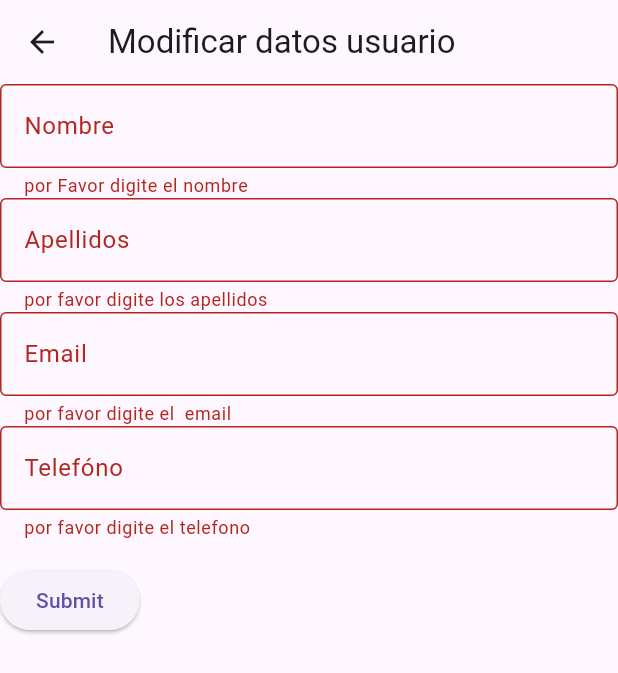
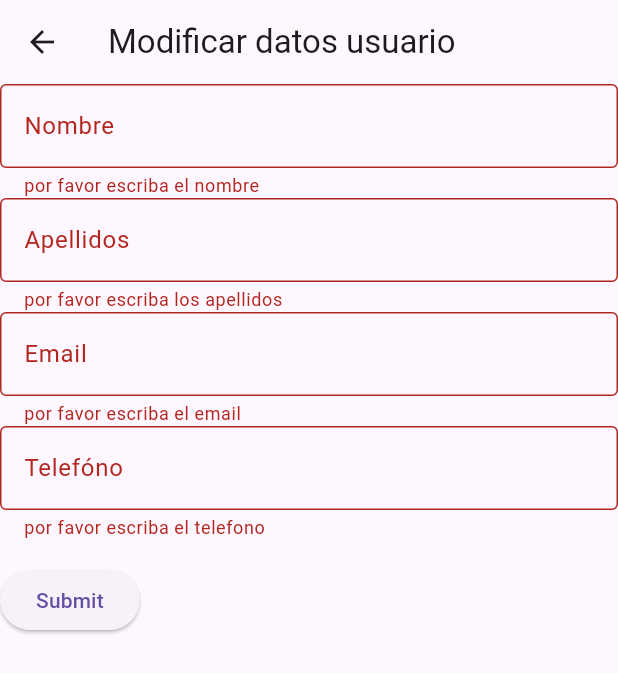
Before and after one commit to UO283428/vets-UO283428-flutter-app, a Flutter app: the UserEditForm screen opened directly with empty values, after a tap on "Submit", on a phone screen of 412 x 824 dp. Shown: the top 673 px of the screen. Run offline on Flutter 3.47's test engine with Material 3 defaults, Android fonts, the light colour scheme and no system bars.

Commit message:
vets-UO283428-flutter-07-Validando campos

```diff
--- a/vets_uo_flutter_app/lib/pages/user_edit_form.dart
+++ b/vets_uo_flutter_app/lib/pages/user_edit_form.dart
@@ -42,9 +42,12 @@ class StateUserEditForm extends State<UserEditForm> {
                 border: OutlineInputBorder(),
               ),
               validator: (value) {
-                if (value == null || value.isEmpty) {
-                  return 'por Favor digite el nombre';
-                }
+                if (value == null || value.isEmpty)
+                  return 'por favor escriba el nombre';
+                if (value.trim().length < 2)
+                  return 'el nombre debe tener al menos 2 caracteres';
+                if (value.trim().length > 50)
+                  return 'el nombre no debe superar 50 caracteres';
                 return null;
               },
               onSaved: (value) => nameController.text = value ?? '',
@@ -53,13 +56,16 @@ class StateUserEditForm extends State<UserEditForm> {
               controller: surnameController,
               decoration: const InputDecoration(
                 labelText: 'Apellidos',
-                hintText: 'Introduce tu apellidos',
+                hintText: 'Introduce tus apellidos',
                 border: OutlineInputBorder(),
               ),
               validator: (value) {
-                if (value == null || value.isEmpty) {
-                  return 'por favor digite los apellidos';
-                }
+                if (value == null || value.isEmpty)
+                  return 'por favor escriba los apellidos';
+                if (value.trim().length < 2)
+                  return 'los apellidos deben tener al menos 2 caracteres';
+                if (value.trim().length > 50)
+                  return 'los apellidos no deben superar 50 caracteres';
                 return null;
               },
               onSaved: (value) {
@@ -74,9 +80,13 @@ class StateUserEditForm extends State<UserEditForm> {
                 border: OutlineInputBorder(),
               ),
               validator: (value) {
-                if (value == null || value.isEmpty) {
-                  return 'por favor digite el  email';
-                }
+                if (value == null || value.isEmpty)
+                  return 'por favor escriba el email';
+                final emailRegex = RegExp(
+                  r'^[\w\.\-]+@[a-zA-Z0-9]+\.[a-zA-Z]+$',
+                );
+                if (!emailRegex.hasMatch(value.trim()))
+                  return 'introduzca un email valido';
                 return null;
               },
               onSaved: (value) {
@@ -87,13 +97,15 @@ class StateUserEditForm extends State<UserEditForm> {
               controller: phoneController,
               decoration: const InputDecoration(
                 labelText: 'Telefóno',
-                hintText: 'Introduce tu email',
+                hintText: 'Introduce tu teléfono',
                 border: OutlineInputBorder(),
               ),
               validator: (value) {
-                if (value == null || value.isEmpty) {
-                  return 'por favor digite el telefono ';
-                }
+                if (value == null || value.isEmpty)
+                  return 'por favor escriba el telefono';
+                final phoneRegex = RegExp(r'^\d{3}-\d{3}-\d{3}$');
+                if (!phoneRegex.hasMatch(value.trim()))
+                  return 'introduzca un teléfono valido (999-999-999)';
                 return null;
               },
               onSaved: (value) {
--- a/vets_uo_flutter_app/lib/pages/user_signup_form.dart
+++ b/vets_uo_flutter_app/lib/pages/user_signup_form.dart
@@ -30,11 +30,13 @@ class UserSignUpFormState extends State<UserSignUpForm> {
                 hintText: 'Introduce tu nombre',
                 border: OutlineInputBorder(),
               ),
-              // The validator receives the text that the user has entered.
               validator: (value) {
-                if (value == null || value.isEmpty) {
-                  return 'por favor digite el nombre';
-                }
+                if (value == null || value.isEmpty)
+                  return 'por favor escriba el nombre';
+                if (value.trim().length < 2)
+                  return 'el nombre debe tener al menos 2 caracteres';
+                if (value.trim().length > 50)
+                  return 'el nombre no debe superar 50 caracteres';
                 return null;
               },
               onSaved: (value) => _name = value ?? '',
@@ -47,9 +49,12 @@ class UserSignUpFormState extends State<UserSignUpForm> {
                 border: OutlineInputBorder(),
               ),
               validator: (value) {
-                if (value == null || value.isEmpty) {
-                  return 'por favor digite los apellidos';
-                }
+                if (value == null || value.isEmpty)
+                  return 'por favor escriba los apellidos';
+                if (value.trim().length < 2)
+                  return 'los apellidos deben tener al menos 2 caracteres';
+                if (value.trim().length > 50)
+                  return 'los apellidos no deben superar 50 caracteres';
                 return null;
               },
               onSaved: (value) => _surname = value ?? '',
@@ -62,9 +67,13 @@ class UserSignUpFormState extends State<UserSignUpForm> {
                 border: OutlineInputBorder(),
               ),
               validator: (value) {
-                if (value == null || value.isEmpty) {
-                  return 'por favor digite el email';
-                }
+                if (value == null || value.isEmpty)
+                  return 'por favor escriba el email';
+                final emailRegex = RegExp(
+                  r'^[\w\.\-]+@[a-zA-Z0-9]+\.[a-zA-Z]+$',
+                );
+                if (!emailRegex.hasMatch(value.trim()))
+                  return 'introduzca un email valido';
                 return null;
               },
               onSaved: (value) => _email = value ?? '',
@@ -77,9 +86,11 @@ class UserSignUpFormState extends State<UserSignUpForm> {
                 border: OutlineInputBorder(),
               ),
               validator: (value) {
-                if (value == null || value.isEmpty) {
-                  return 'por favor digite el telefono ';
-                }
+                if (value == null || value.isEmpty)
+                  return 'por favor escriba el telefono';
+                final phoneRegex = RegExp(r'^\d{3}-\d{3}-\d{3}$');
+                if (!phoneRegex.hasMatch(value.trim()))
+                  return 'introduzca un teléfono valido (999-999-999)';
                 return null;
               },
               onSaved: (value) => _phone = value ?? '',
@@ -88,10 +99,7 @@ class UserSignUpFormState extends State<UserSignUpForm> {
               padding: const EdgeInsets.symmetric(vertical: 16.0),
               child: ElevatedButton(
                 onPressed: () {
-                  // Validate returns true if the form is valid, or false otherwise.
                   if (_formKey.currentState!.validate()) {
-                    // If the form is valid, display a snackbar. In the real world,
-                    // you'd often call a server or save the information in a database.
                     _formKey.currentState!.save();
                     User user = User(_name, _surname, _email, _phone);
                     Navigator.pop(context, user);
```
